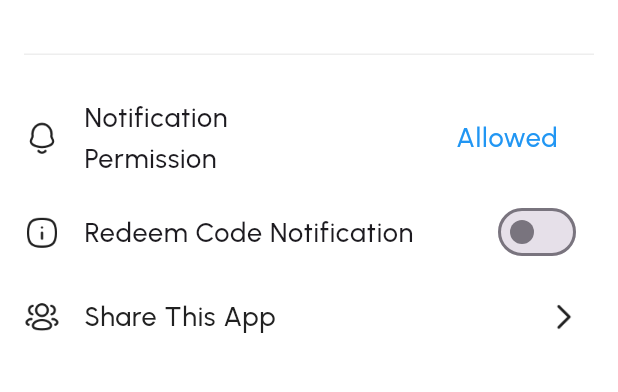
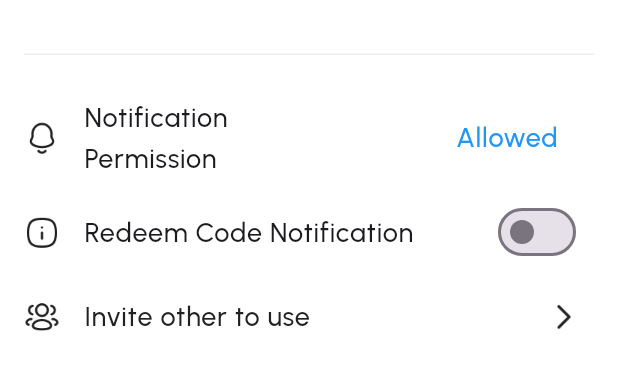
Before and after one commit to syakirarif/genshin_characters, a Flutter app: the screen it shows after launch, item 2 of the bottom bar chosen, after a tap on the "settings" icon, on a phone screen of 412 x 824 dp, the part 350-742 px from its top. Run offline on Flutter 3.47's test engine with Material 2 defaults, Android fonts, the phone set to English and light mode, and no system bars; our stand-ins replace cached_network_image, cloud_firestore, firebase_auth, firebase_core, firebase_messaging, flutter_local_notifications and 7 more; missing offline and left inert: flutter_inappwebview; accounts and stored records are empty; generated files the repository leaves out were written again; network calls fail.

Commit message:
Added share redemption code | Fixed share app

```diff
--- a/lib/screens/setting_screen.dart
+++ b/lib/screens/setting_screen.dart
@@ -70,16 +70,14 @@ class _SettingScreenState extends State<SettingScreen> {
 
   late BannerAd bannerAd;
 
-  get datasLoggedIn =>
-      <ProfileOption>[
+  get datasLoggedIn => <ProfileOption>[
         _permissionOption(),
         _redeemNotif(),
         _shareApp(),
         _buttonLogout(),
       ];
 
-  get datasNotLoggedIn =>
-      <ProfileOption>[
+  get datasNotLoggedIn => <ProfileOption>[
         _permissionOption(),
         _redeemNotif(),
         _shareApp(),
@@ -167,12 +165,13 @@ class _SettingScreenState extends State<SettingScreen> {
       });
 
   _shareApp() => ProfileOption.arrow(
-      title: 'Share This App',
+      title: 'Invite other to use ${constants_key.appName}',
       icon: _profileIcon('user@2x.png'),
       onClick: () {
         const String sentence2 =
-            'Hey Travelers, never miss out to claim redemption codes anymore. Install Genshin Redeemz app now!\n\nCheckout on Google Play Store: https://play.google.com/store/apps/details?id=com.syakirarif.genshin_characters';
-        Share.share(sentence2, subject: 'I like Genshin Redeemz app!');
+            'Hey Travelers, never forget to daily check-in and never miss out claiming redemption codes anymore. Install ${constants_key.appName} app now!\n\nCheckout on Google Play Store: https://play.google.com/store/apps/details?id=com.syakirarif.genshin_characters';
+        Share.share(sentence2,
+            subject: 'I recommend ${constants_key.appName} app!');
       });
 
   _buttonLogout() => ProfileOption.arrow(
```
Also changed, not shown: lib/screens/code_screen_main.dart (+13 -3 lines).
